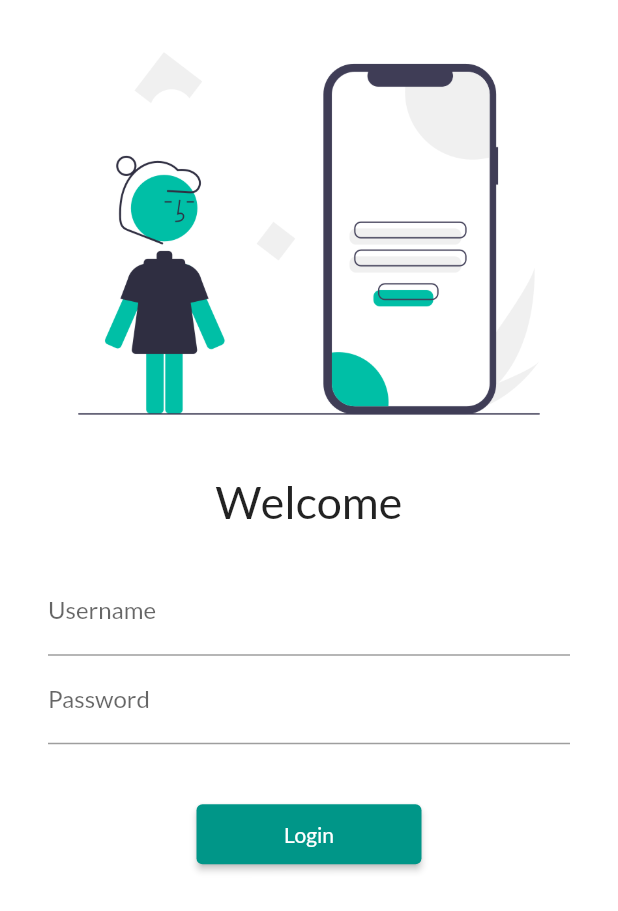
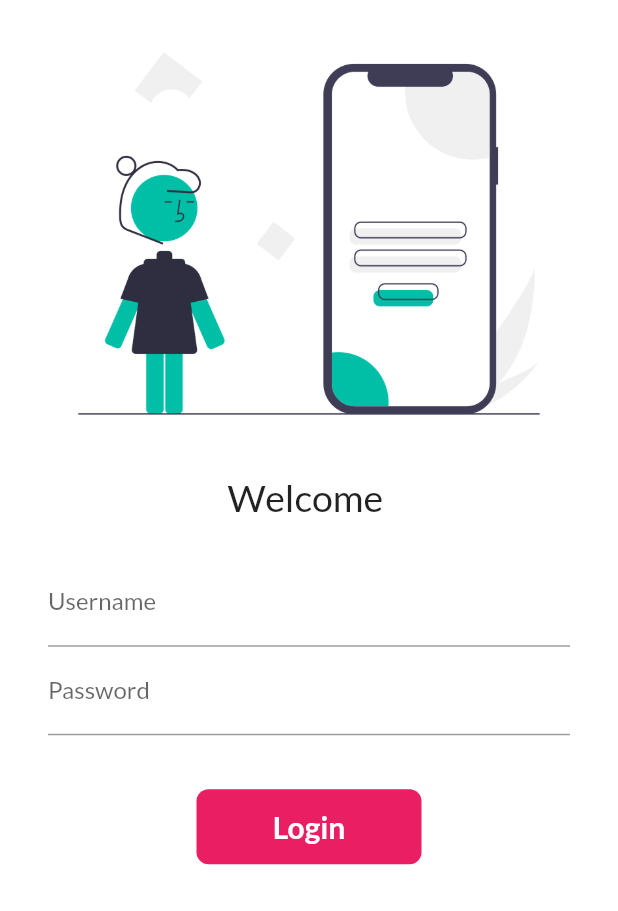
Before and after one commit to sagarmittal1/first-flutter-app, a Flutter app: the screen it shows after launch, on a phone screen of 412 x 824 dp. Shown: the top 911 px of the screen. Run offline on Flutter 3.47's test engine with Material 2 defaults, Android fonts, the phone set to English and light mode, and no system bars; our stand-ins replace google_fonts.

Commit message:
made submit more better, added animaton to it

```diff
--- a/lib/pages/login_page.dart
+++ b/lib/pages/login_page.dart
@@ -3,7 +3,15 @@ import 'dart:ui';
 import 'package:flutter/material.dart';
 import 'package:flutter_catalog/utils/routes.dart';
 
-class LoginPage extends StatelessWidget {
+class LoginPage extends StatefulWidget {
+  @override
+  State<LoginPage> createState() => _LoginPageState();
+}
+
+class _LoginPageState extends State<LoginPage> {
+  String name = "";
+  bool changeButton = false;
+
   @override
   Widget build(BuildContext context) {
     return Material(
@@ -14,8 +22,8 @@ class LoginPage extends StatelessWidget {
             Image.asset("assets/images/login_image.png"),
             SizedBox(height: 5),
             Text(
-              "Welcome",
-              style: TextStyle(fontSize: 30),
+              "Welcome $name",
+              style: TextStyle(fontSize: 25),
             ),
             SizedBox(height: 10),
             Padding(
@@ -26,6 +34,10 @@ class LoginPage extends StatelessWidget {
                     hintText: "Enter username",
                     labelText: "Username",
                   ),
+                  onChanged: (value){
+                    name = value;
+                    setState(() {});
+                  },
                 ),
                 TextFormField(
                   obscureText: true,
@@ -37,13 +49,40 @@ class LoginPage extends StatelessWidget {
               ],),
             ),
             SizedBox(height: 20,),
-            ElevatedButton(
-              onPressed: () {
+            InkWell(
+              onTap: () async {
+                setState(() {
+                  changeButton = true;
+                });
+                await Future.delayed(Duration(seconds: 1));
                 Navigator.pushNamed(context, MyRoutes.homeRoute);
               },
-              child: Text("Login"),
-              style: TextButton.styleFrom(minimumSize: Size(150, 40)),
+              child: AnimatedContainer(
+                duration: Duration(seconds: 1),
+                width: changeButton ? 50 : 150,
+                height: 50,
+                alignment: Alignment.center,
+                child: changeButton ? Icon(Icons.done, color: Colors.white,) : Text(
+                  "Login",
+                  style: TextStyle(
+                    color: Colors.white, fontWeight: FontWeight.bold, fontSize: 20,
+                  ),
+                ),
+                decoration: BoxDecoration(
+                  color: Colors.pink,
+                  // shape: changeButton ? BoxShape.circle : BoxShape.rectangle,
+                  borderRadius: BorderRadius.circular(changeButton ? 50 : 8),
+                ),
+              ),
             ),
+
+            // ElevatedButton(
+            //   onPressed: () {
+            //     Navigator.pushNamed(context, MyRoutes.homeRoute);
+            //   },
+            //   child: Text("Login"),
+            //   style: TextButton.styleFrom(minimumSize: Size(150, 40)),
+            // ),
           ],
         ),
       ),
```
